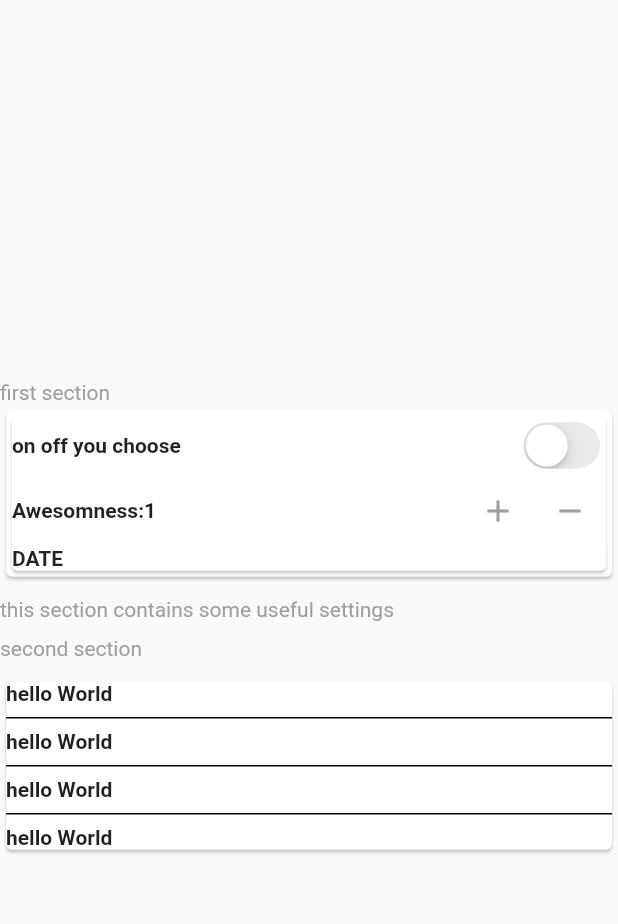
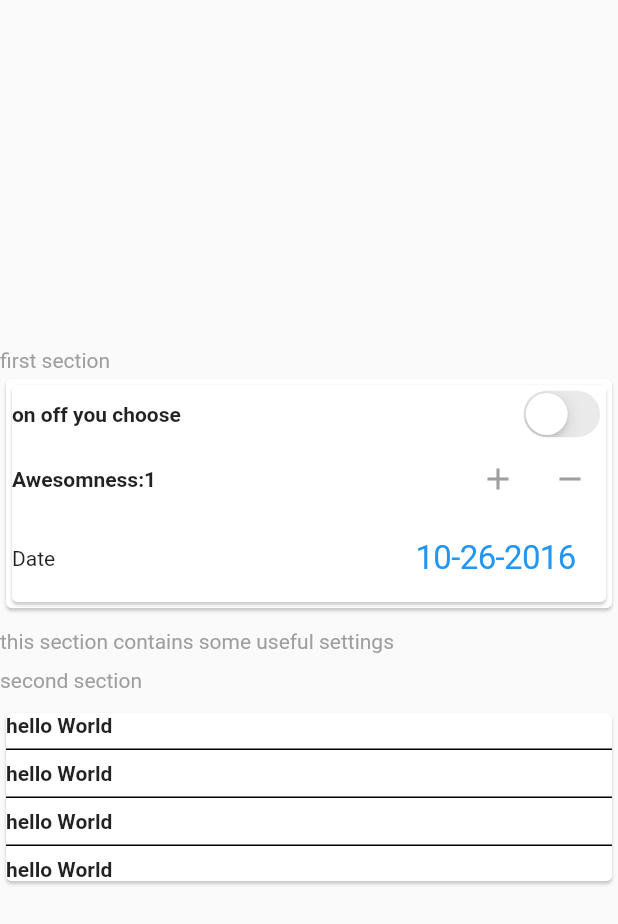
Before and after one commit to Amjadyabroudi128/demo, a Flutter app: the screen it shows after launch, after a tap on the "add" icon, on a phone screen of 412 x 824 dp. Shown: the top 924 px of the screen. Run offline on Flutter 3.47's test engine with Material 2 defaults, Android fonts, the phone set to English and light mode, and no system bars.

Commit message:
Update main.dart

```diff
--- a/lib/main.dart
+++ b/lib/main.dart
@@ -83,8 +83,9 @@ class _DemoState extends State<Demo> {
                         ),
                         Row(
                           children: [
-                            Text('DATE', style: TextStyle(fontWeight: FontWeight.bold),),
-
+                            Text('Date'),
+                           Spacer(),
+                           DatePickerExample(),
                           ],
                         )
                       ],
@@ -121,3 +122,64 @@ class _DemoState extends State<Demo> {
     );
   }
 }
+
+class DatePickerExample extends StatefulWidget {
+  const DatePickerExample({Key? key}) : super(key: key);
+
+  @override
+  State<DatePickerExample> createState() => _DatePickerExampleState();
+}
+
+class _DatePickerExampleState extends State<DatePickerExample> {
+  DateTime date = DateTime(2016, 10, 26);
+  void _showDialog(Widget child) {
+    showCupertinoModalPopup<void>(
+      context: context,
+      builder: (BuildContext context) => Container(
+        height: 216,
+        padding: const EdgeInsets.only(top: 6.0),
+        // The Bottom margin is provided to align the popup above the system
+        // navigation bar.
+        margin: EdgeInsets.only(
+          bottom: MediaQuery.of(context).viewInsets.bottom,
+        ),
+        // Provide a background color for the popup.
+        color: CupertinoColors.systemBackground.resolveFrom(context),
+        // Use a SafeArea widget to avoid system overlaps.
+        child: SafeArea(
+          top: false,
+          child: child,
+        ),
+      ),
+    );
+  }
+  @override
+  Widget build(BuildContext context) {
+    return CupertinoButton(
+      // Display a CupertinoDatePicker in date picker mode.
+      onPressed: () => _showDialog(
+        CupertinoDatePicker(
+          initialDateTime: date,
+          mode: CupertinoDatePickerMode.date,
+          use24hFormat: true,
+          // This shows day of week alongside day of month
+          showDayOfWeek: true,
+          // This is called when the user changes the date.
+          onDateTimeChanged: (DateTime newDate) {
+            setState(() => date = newDate);
+          },
+        ),
+      ),
+      // In this example, the date is formatted manually. You can
+      // use the intl package to format the value based on the
+      // user's locale settings.
+      child: Text(
+        '${date.month}-${date.day}-${date.year}',
+        style: const TextStyle(
+          fontSize: 22.0,
+        ),
+      ),
+    );
+
+  }
+}
```
Lines whose indentation alone changed are shown as unchanged.
